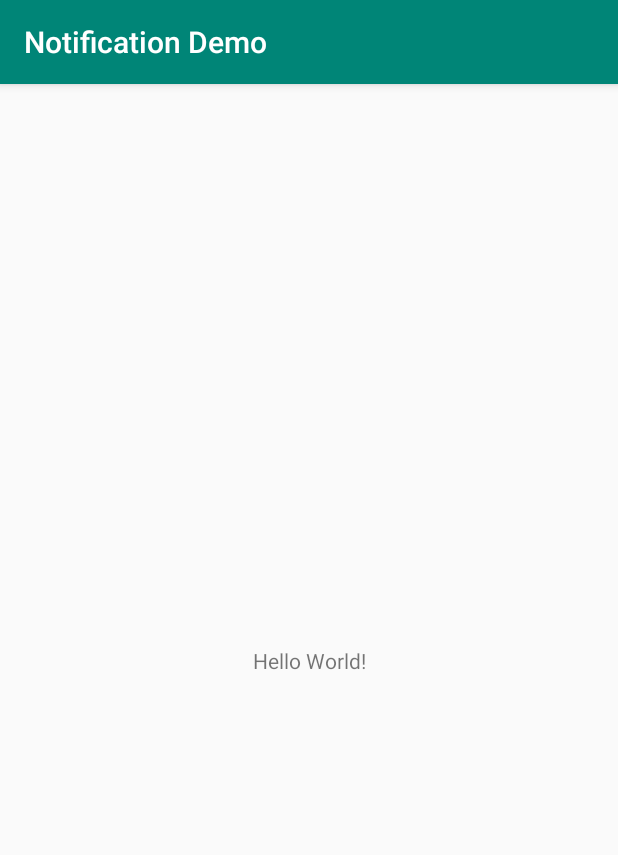
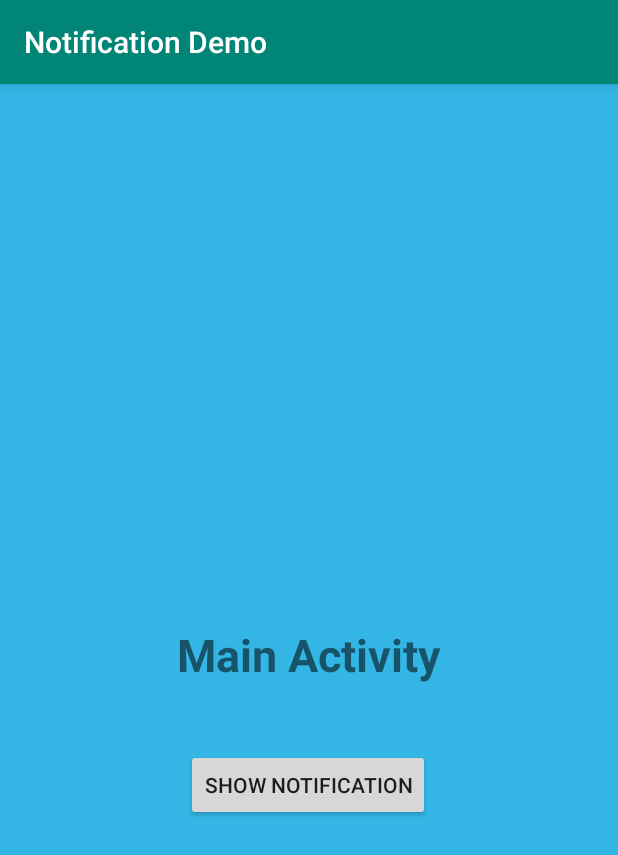
Before and after one commit to wilsonszh/android-notification-demo, an Android app: the screen it shows after launch (MainActivity), on a phone screen of 412 x 824 dp. Shown: the top 855 px of the screen. Run offline under Robolectric (Android 15) with nearby library versions, the phone set to English and light mode, and no system bars.

Commit message:
[Sim ZH] Basic Notification with Intent

```diff
--- a/app/src/main/AndroidManifest.xml
+++ b/app/src/main/AndroidManifest.xml
@@ -3,6 +3,7 @@
     package="com.example.notificationdemo">
 
     <application
+        android:name=".App"
         android:allowBackup="true"
         android:icon="@mipmap/ic_launcher"
         android:label="@string/app_name"
@@ -16,6 +17,9 @@
                 <category android:name="android.intent.category.LAUNCHER" />
             </intent-filter>
         </activity>
+        <activity android:name=".SecondActivity">
+
+        </activity>
     </application>
 
 </manifest>
--- /dev/null
+++ b/app/src/main/java/com/example/notificationdemo/App.java
@@ -0,0 +1,27 @@
+package com.example.notificationdemo;
+
+import android.app.Application;
+import android.app.NotificationChannel;
+import android.app.NotificationManager;
+import android.os.Build;
+
+public class App extends Application {
+
+    public static final String CHANNEL_ID = "channel1";
+
+    @Override
+    public void onCreate() {
+        super.onCreate();
+
+        //notification channel class not available in version lower than Oreo (26)
+        if (Build.VERSION.SDK_INT >= Build.VERSION_CODES.O){
+            NotificationChannel channel1 = new NotificationChannel(
+                    CHANNEL_ID, "Channel 1", NotificationManager.IMPORTANCE_HIGH);
+            channel1.setDescription("This is description of Channel 1");
+
+            NotificationManager manager = getSystemService(NotificationManager.class);
+            manager.createNotificationChannel(channel1);
+        }
+
+    }
+}
--- a/app/src/main/java/com/example/notificationdemo/MainActivity.java
+++ b/app/src/main/java/com/example/notificationdemo/MainActivity.java
@@ -1,14 +1,59 @@
 package com.example.notificationdemo;
 
 import androidx.appcompat.app.AppCompatActivity;
+import androidx.core.app.NotificationCompat;
+import androidx.core.app.NotificationManagerCompat;
 
+import android.app.Notification;
+import android.app.PendingIntent;
+import android.content.Intent;
+import android.graphics.BitmapFactory;
 import android.os.Bundle;
+import android.view.View;
+import android.widget.Button;
+
+import static com.example.notificationdemo.App.CHANNEL_ID;
 
 public class MainActivity extends AppCompatActivity {
+
+    Button btnNotification;
+    NotificationManagerCompat manager;
 
     @Override
     protected void onCreate(Bundle savedInstanceState) {
         super.onCreate(savedInstanceState);
         setContentView(R.layout.activity_main);
+
+        manager = NotificationManagerCompat.from(this);
+
+        btnNotification = findViewById(R.id.btnNotf);
+
+        btnNotification.setOnClickListener(new View.OnClickListener() {
+            @Override
+            public void onClick(View v) {
+
+                //action to do when user clicked on the notification (action to second activity)
+                Intent intent = new Intent(MainActivity.this, SecondActivity.class);
+                //pending intent specify an action to take in the future
+                PendingIntent pendingIntent = PendingIntent.getActivity(
+                        MainActivity.this, 0, intent, PendingIntent.FLAG_UPDATE_CURRENT);
+
+                //build and customize notification here
+                NotificationCompat.Builder notification =
+                        new NotificationCompat.Builder(getApplicationContext(), CHANNEL_ID)
+                                .setSmallIcon(R.mipmap.ic_launcher)
+                                .setContentTitle("Notification Title")
+                                .setContentText("Notification Content")
+                                .setDefaults(Notification.DEFAULT_ALL)
+                                .setPriority(NotificationCompat.PRIORITY_MAX)
+                                //action to be triggered after clicked on the notification
+                                .setContentIntent(pendingIntent)
+                                .setAutoCancel(true);
+
+                //pass in id of notification
+                manager.notify( 123 , notification.build());
+            }
+        });
+
     }
 }
--- a/app/src/main/res/layout/activity_main.xml
+++ b/app/src/main/res/layout/activity_main.xml
@@ -4,15 +4,32 @@
     xmlns:tools="http://schemas.android.com/tools"
     android:layout_width="match_parent"
     android:layout_height="match_parent"
-    tools:context=".MainActivity">
+    tools:context=".MainActivity"
+    android:background="@android:color/holo_blue_light">
 
     <TextView
+        android:id="@+id/textView2"
+        android:layout_width="match_parent"
+        android:layout_height="wrap_content"
+        android:layout_gravity="center"
+        android:layout_marginBottom="8dp"
+        android:gravity="center"
+        android:text="Main Activity"
+        android:textSize="30sp"
+        android:textStyle="bold"
+        app:layout_constraintBottom_toBottomOf="parent"
+        app:layout_constraintTop_toTopOf="parent" />
+
+    <Button
+        android:id="@+id/btnNotf"
         android:layout_width="wrap_content"
         android:layout_height="wrap_content"
-        android:text="Hello World!"
+        android:layout_marginTop="8dp"
+        android:text="Show Notification"
         app:layout_constraintBottom_toBottomOf="parent"
-        app:layout_constraintLeft_toLeftOf="parent"
-        app:layout_constraintRight_toRightOf="parent"
-        app:layout_constraintTop_toTopOf="parent" />
-
+        app:layout_constraintEnd_toEndOf="parent"
+        app:layout_constraintHorizontal_bias="0.497"
+        app:layout_constraintStart_toStartOf="parent"
+        app:layout_constraintTop_toBottomOf="@+id/textView2"
+        app:layout_constraintVertical_bias="0.112" />
 </androidx.constraintlayout.widget.ConstraintLayout>
```
Also changed, not shown: app/src/main/java/com/example/notificationdemo/SecondActivity.java (added, +16 -0 lines), app/src/main/res/layout/activity_second.xml (added, +20 -0 lines).
